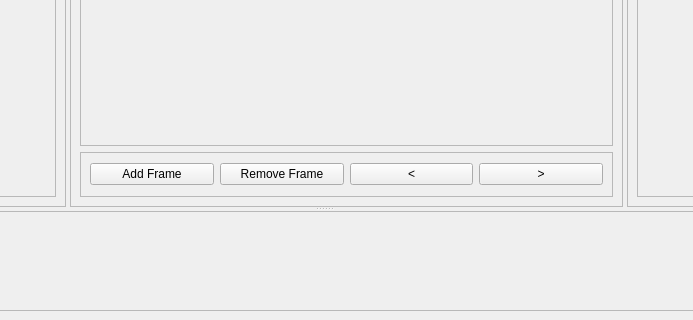
First picture: the form in ui/mainwindow.ui, repository rafaelvasco/SpriteMator, before the edit; both pictures show x 188 to 881 and y 448 to 768 of the 1024 by 768 pixel window.
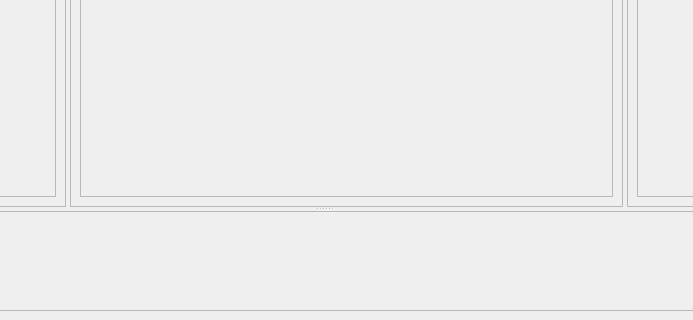
Second picture: the form after the edit.

What changed in the file:
```diff
--- a/ui/mainwindow.ui
+++ b/ui/mainwindow.ui
@@ -832,7 +832,7 @@
         <property name="frameShadow">
          <enum>QFrame::Raised</enum>
         </property>
-        <layout class="QVBoxLayout" name="verticalLayout" stretch="12,1">
+        <layout class="QVBoxLayout" name="verticalLayout" stretch="12">
          <item>
           <widget class="QFrame" name="canvasFrame">
            <property name="sizePolicy">
@@ -852,46 +852,6 @@
            </property>
           </widget>
          </item>
-         <item>
-          <widget class="QFrame" name="canvasControlsFrame">
-           <property name="frameShape">
-            <enum>QFrame::StyledPanel</enum>
-           </property>
-           <property name="frameShadow">
-            <enum>QFrame::Raised</enum>
-           </property>
-           <layout class="QHBoxLayout" name="horizontalLayout_2" stretch="1,1,1,1">
-            <item>
-             <widget class="QPushButton" name="btnAddFrame">
-              <property name="text">
-               <string>Add Frame</string>
-              </property>
-             </widget>
-            </item>
-            <item>
-             <widget class="QPushButton" name="btnRemoveFrame">
-              <property name="text">
-               <string>Remove Frame</string>
-              </property>
-             </widget>
-            </item>
-            <item>
-             <widget class="QPushButton" name="btnGoPrevFrame">
-              <property name="text">
-               <string>&lt;</string>
-              </property>
-             </widget>
-            </item>
-            <item>
-             <widget class="QPushButton" name="btnGoNextFrame">
-              <property name="text">
-               <string>&gt;</string>
-              </property>
-             </widget>
-            </item>
-           </layout>
-          </widget>
-         </item>
         </layout>
        </widget>
        <widget class="QFrame" name="rightPanel">
```
